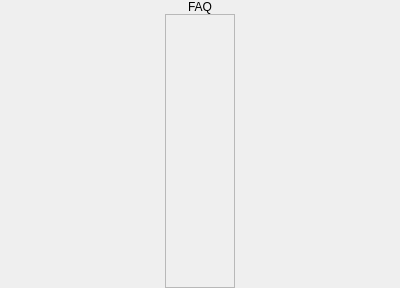
Qt form vpn/ui/ui/FAQScreen.ui (demlabs-cellframe/dap-ui-sdk) before a commit.
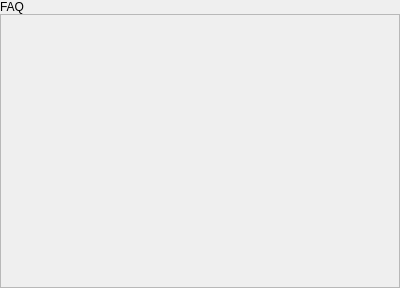
The same form after that commit.

Diff of the .ui file:
```diff
--- a/vpn/ui/ui/FAQScreen.ui
+++ b/vpn/ui/ui/FAQScreen.ui
@@ -29,7 +29,12 @@
    <property name="bottomMargin">
     <number>0</number>
    </property>
-   <item alignment="Qt::AlignHCenter">
+   <item>
+    <layout class="QVBoxLayout" name="vltFAQMain">
+     <property name="spacing">
+      <number>0</number>
+     </property>
+     <item alignment="Qt::AlignLeft">
     <widget class="QLabel" name="lblCaption">
      <property name="sizePolicy">
       <sizepolicy hsizetype="Preferred" vsizetype="Fixed">
@@ -45,20 +50,8 @@
      </property>
     </widget>
    </item>
-   <item alignment="Qt::AlignHCenter">
+     <item>
     <widget class="QScrollArea" name="scaFAQ">
-     <property name="sizePolicy">
-      <sizepolicy hsizetype="Fixed" vsizetype="Preferred">
-       <horstretch>0</horstretch>
-       <verstretch>0</verstretch>
-      </sizepolicy>
-     </property>
-     <property name="frameShape">
-      <enum>QFrame::StyledPanel</enum>
-     </property>
-     <property name="lineWidth">
-      <number>0</number>
-     </property>
      <property name="verticalScrollBarPolicy">
       <enum>Qt::ScrollBarAlwaysOff</enum>
      </property>
@@ -68,29 +61,19 @@
      <property name="widgetResizable">
       <bool>true</bool>
      </property>
-     <property name="alignment">
-      <set>Qt::AlignLeading|Qt::AlignLeft|Qt::AlignTop</set>
-     </property>
-     <widget class="QWidget" name="scrollAreaWidgetContents">
+       <widget class="QWidget" name="scrollAreaWidgetContents_2">
       <property name="geometry">
        <rect>
         <x>0</x>
         <y>0</y>
-        <width>68</width>
-        <height>269</height>
-       </rect>
-      </property>
-      <property name="maximumSize">
-       <size>
-        <width>1600000</width>
-        <height>1600000</height>
-       </size>
-      </property>
-      <property name="layoutDirection">
-       <enum>Qt::LeftToRight</enum>
-      </property>
-     </widget>
-    </widget>
+          <width>396</width>
+          <height>267</height>
+         </rect>
+        </property>
+       </widget>
+      </widget>
+     </item>
+    </layout>
    </item>
   </layout>
  </widget>
```
Lines whose indentation alone changed are shown as unchanged.
